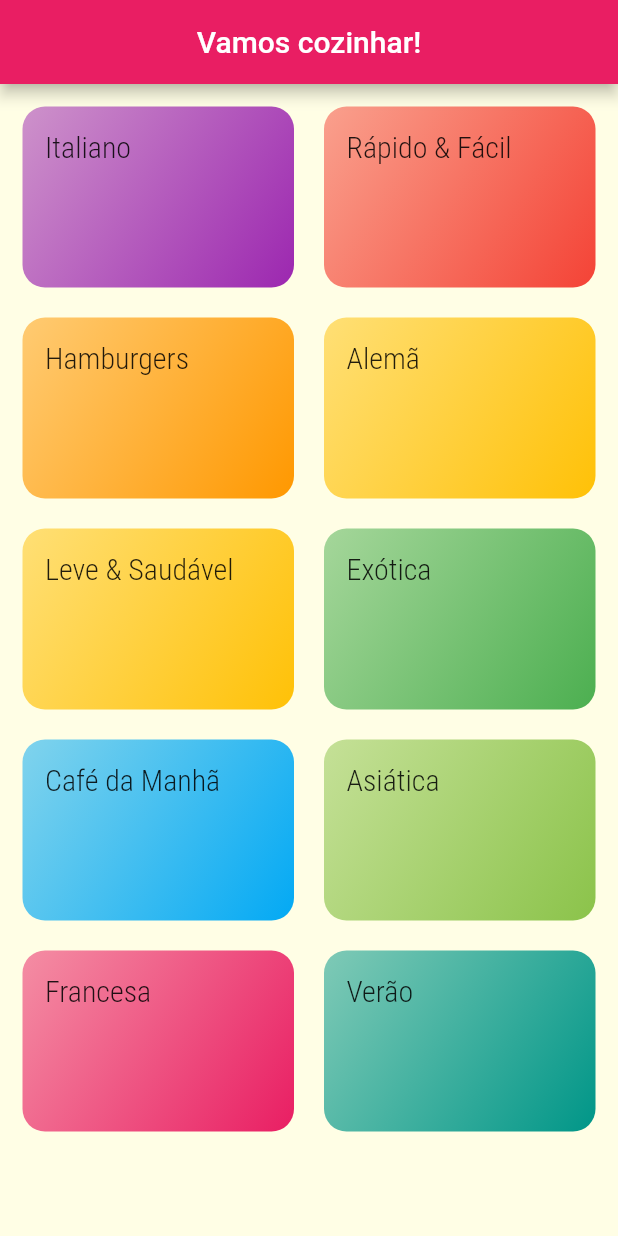
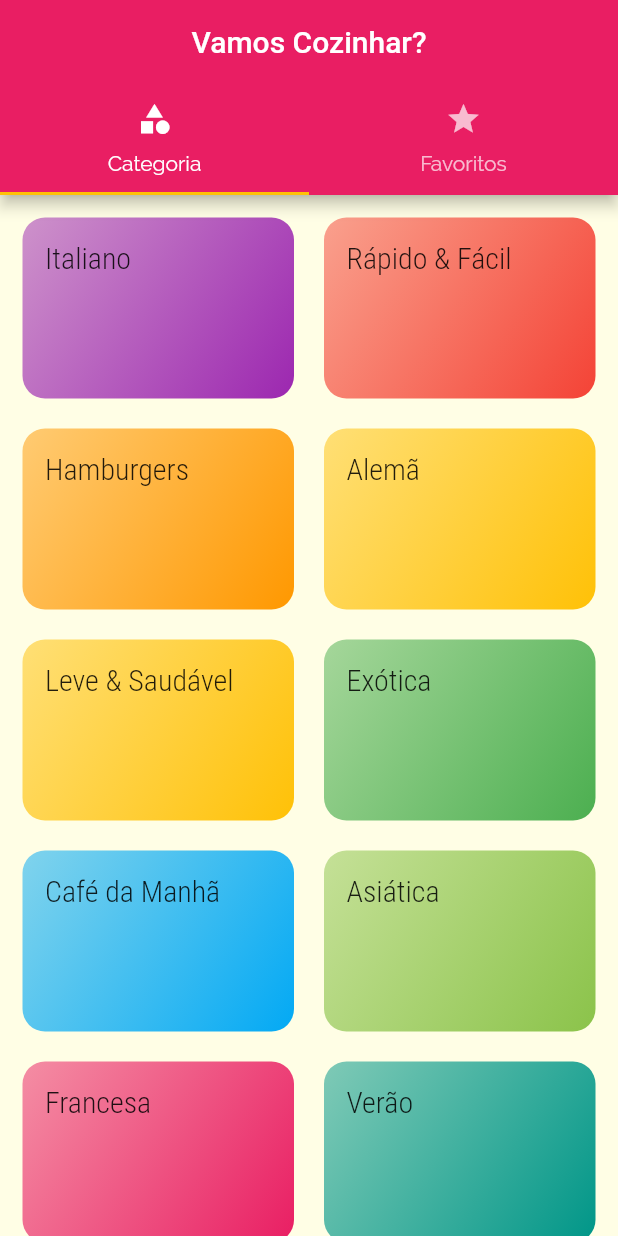
Before and after one commit to roninds14/meals, a Flutter app: the screen it shows after launch, on a phone screen of 412 x 824 dp. Run offline on Flutter 3.47's test engine with Material 2 defaults, Android fonts, the phone set to English and light mode, and no system bars.

Commit message:
Tela de detalhes de reficao, tela de favorito iniciada, e tabbar

```diff
--- a/lib/main.dart
+++ b/lib/main.dart
@@ -2,6 +2,7 @@ import 'package:flutter/material.dart';
 import 'package:meals/screens/categories_meals_screen.dart';
 import 'package:meals/screens/category_screen.dart';
 import 'package:meals/screens/meal_detail_screen.dart';
+import 'package:meals/screens/tabs_screen.dart';
 
 import '../utils/app_routes.dart';
 
@@ -28,7 +29,7 @@ class MyApp extends StatelessWidget {
         ),
       ),
       routes: {
-        AppRoutes.HOME: (ctx) => const CategoryScreen(),
+        AppRoutes.HOME: (ctx) => const TabsScreen(),
         AppRoutes.CATEGORIES_MEALS: (ctx) => const CategoriesMealsSreen(),
         AppRoutes.MEAL_DETAIL: (ctx) => const MealDetailScren(),
       },
--- a/lib/screens/category_screen.dart
+++ b/lib/screens/category_screen.dart
@@ -8,14 +8,7 @@ class CategoryScreen extends StatelessWidget {
 
   @override
   Widget build(BuildContext context) {
-    return Scaffold(
-      appBar: AppBar(
-        centerTitle: true,
-        title: const Text(
-          "Vamos cozinhar!",
-        ),
-      ),
-      body: GridView(
+    return GridView(
       padding: const EdgeInsets.all(15),
       gridDelegate: const SliverGridDelegateWithMaxCrossAxisExtent(
         maxCrossAxisExtent: 200,
@@ -26,7 +19,6 @@ class CategoryScreen extends StatelessWidget {
       children: DUMMY_CATEGORIES.map((cat) {
         return CategoryItem(cat);
       }).toList(),
-      ),
     );
   }
 }
--- /dev/null
+++ b/lib/screens/tabs_screen.dart
@@ -0,0 +1,39 @@
+import 'package:flutter/material.dart';
+import 'package:meals/screens/category_screen.dart';
+
+import 'favorite_screen.dart';
+
+class TabsScreen extends StatelessWidget {
+  const TabsScreen({super.key});
+
+  @override
+  Widget build(BuildContext context) {
+    return DefaultTabController(
+      length: 2,
+      child: Scaffold(
+        appBar: AppBar(
+          title: const Text('Vamos Cozinhar?'),
+          centerTitle: true,
+          bottom: const TabBar(
+            tabs: [
+              Tab(
+                icon: Icon(Icons.category),
+                text: 'Categoria',
+              ),
+              Tab(
+                icon: Icon(Icons.star),
+                text: 'Favoritos',
+              ),
+            ],
+          ),
+        ),
+        body: const TabBarView(
+          children: [
+            CategoryScreen(),
+            FavoriteScreen(),
+          ],
+        ),
+      ),
+    );
+  }
+}
```
Also changed, not shown: lib/screens/favorite_screen.dart (added, +12 -0 lines), lib/screens/meal_detail_screen.dart (+69 -7 lines). Lines whose indentation alone changed are shown as unchanged.
